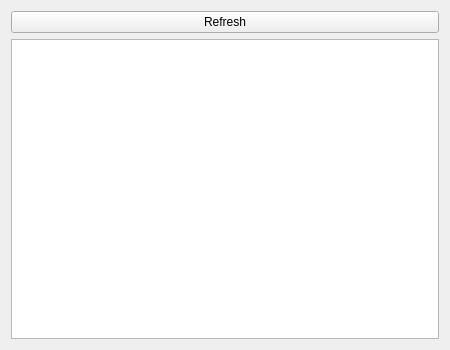
This is Lab2/widget.ui in Hybridlo/2-year-1-semester as Qt 5 draws it before an edit. The edited form follows.
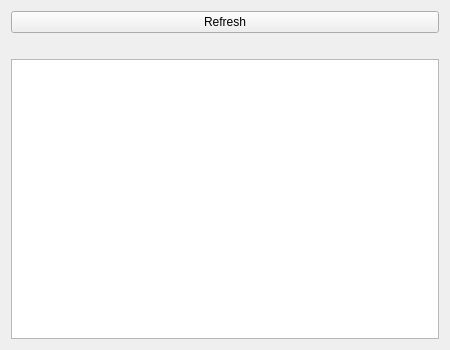
This is the edited form.

```diff
--- a/Lab2/widget.ui
+++ b/Lab2/widget.ui
@@ -22,7 +22,14 @@
     </widget>
    </item>
    <item>
-    <widget class="QListView" name="listView"/>
+    <widget class="QLabel" name="label">
+     <property name="text">
+      <string/>
+     </property>
+    </widget>
+   </item>
+   <item>
+    <widget class="QListWidget" name="listWidget"/>
    </item>
   </layout>
  </widget>
```
